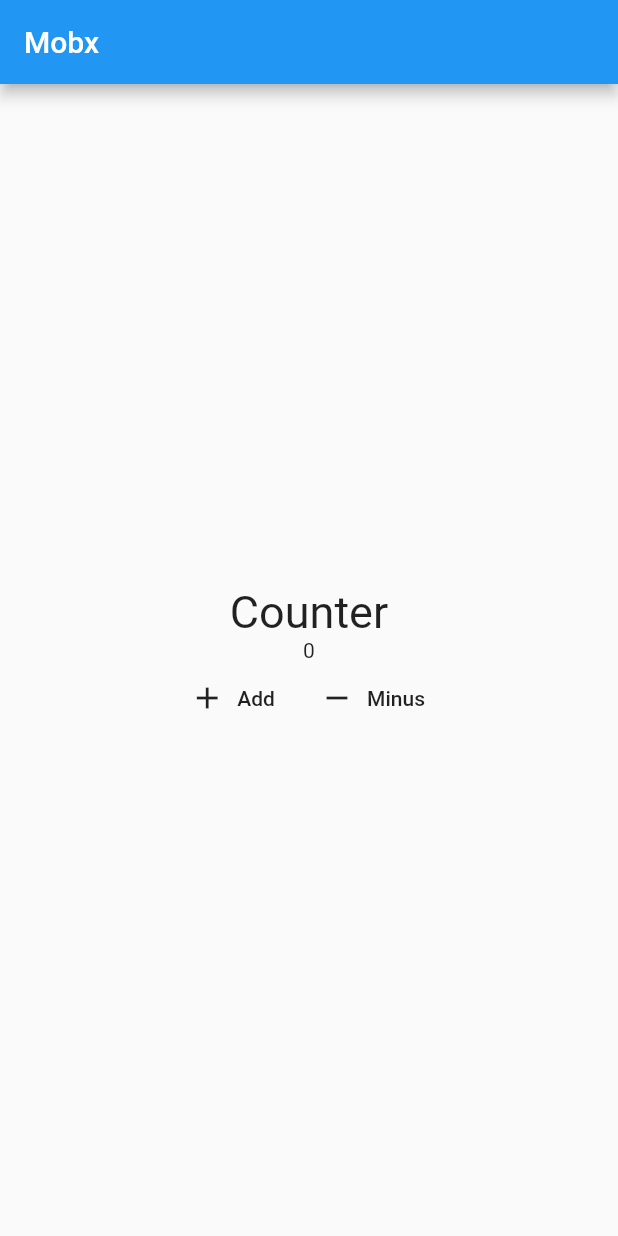
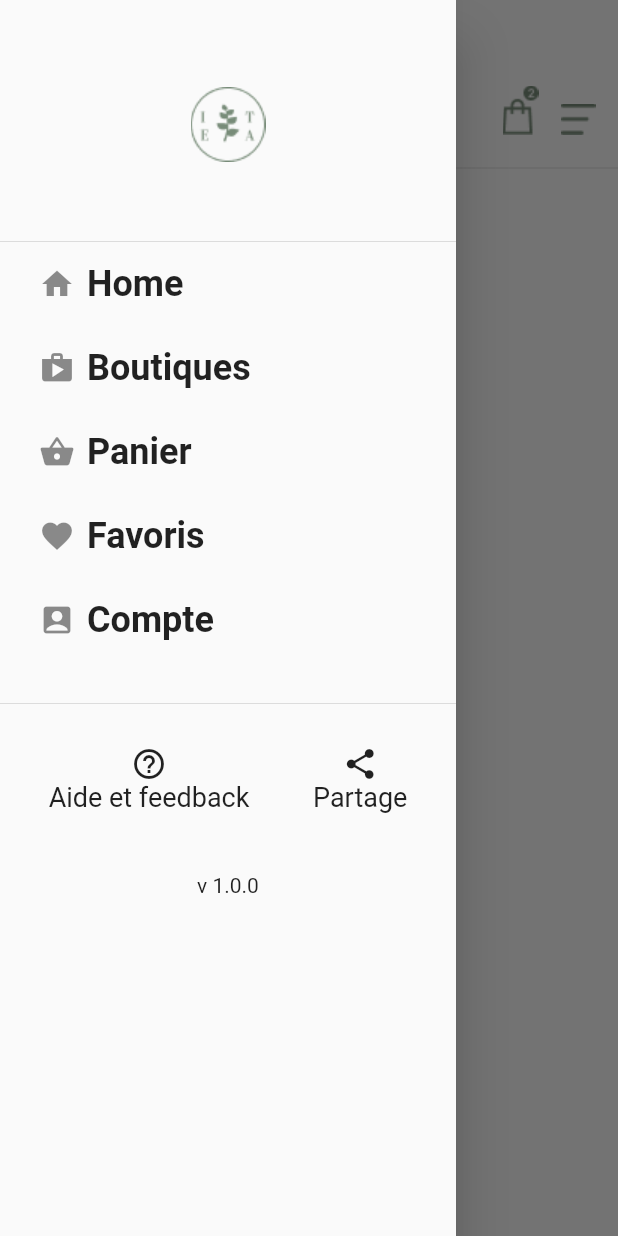
Before and after one commit to Unknow46/Ithea, a Flutter app: the screen it shows after launch, with the side drawer open (before the commit the screen has no drawer), on a phone screen of 412 x 824 dp. Run offline on Flutter 3.47's test engine with Material 2 defaults, Android fonts, the phone set to English and light mode, and no system bars; our stand-ins replace flutter_mobx, mobx; generated files the repository leaves out were written again.

Commit message:
:sparkles: adding app bar of the application with the drawer

```diff
--- a/lib/main.dart
+++ b/lib/main.dart
@@ -15,7 +15,6 @@ class MyApp extends StatelessWidget {
       title: 'Flutter Demo',
       theme: ThemeData(
         primarySwatch: Colors.blue,
-        visualDensity: VisualDensity.adaptivePlatformDensity,
       ),
       home: CounterPage(),
     );
--- a/lib/pages/counter_page.dart
+++ b/lib/pages/counter_page.dart
@@ -3,18 +3,19 @@ import 'dart:developer';
 import 'package:flutter/material.dart';
 import 'package:flutter_mobx/flutter_mobx.dart';
 import 'package:ithea/store/counter/counter.dart';
+import 'package:ithea/widgets/navigation_drawer.dart';
+import 'package:ithea/widgets/app_bar_ithea.dart';
 
 class CounterPage extends StatelessWidget {
   CounterPage({Key key}) : super(key: key);
-
   final Counter counter = Counter();
 
   @override
   Widget build(BuildContext context) {
-    return Scaffold(
-      appBar: AppBar(
-        title: const Text('Mobx'),
-      ),
+    return
+          Scaffold(
+          // appBar: const TopNavigation('Test'),
+              appBar:  const AppBarIthea('Test'),
               body: Center(
               child: Column(
               mainAxisAlignment: MainAxisAlignment.center,
@@ -42,8 +43,9 @@ class CounterPage extends StatelessWidget {
                   ],
                 )
               ],
+           )
           ),
-      ),
+              drawer: const NavigationDrawer(),
         );
   }
 }
--- /dev/null
+++ b/lib/widgets/app_bar_ithea.dart
@@ -0,0 +1,91 @@
+
+
+import 'package:flutter/material.dart';
+import 'package:flutter/widgets.dart';
+import 'package:ithea/widgets/text_style.dart';
+
+class AppBarIthea extends StatelessWidget implements PreferredSizeWidget {
+  const AppBarIthea(this.title, {Key key}):super(key:key);
+  final String title;
+
+  @override
+  Widget build(BuildContext context) {
+    return PreferredSize(
+      preferredSize: preferredSize,
+        child: Stack(
+          children: <Widget>[
+            Align(
+              child: Image.asset('assets/images/Logo.png'),
+            ),
+            Row(
+              children: <Widget>[
+                Padding(
+                  padding: const EdgeInsets.only(bottom:70),
+                  child: Align(
+                      alignment: Alignment.bottomLeft,
+                      child: GestureDetector(
+                          onTap: () {
+                             Navigator.pop(context);
+                          },
+                          child: const Icon(Icons.chevron_left)
+                      )
+                  ),
+                ),
+                const Padding(
+                  padding: EdgeInsets.only(bottom: 74),
+                  child: Align(
+                    alignment: Alignment.bottomLeft,
+                    child: CustomTextStyle('Retour', FontWeight.bold, 13)
+                  ),
+                ),
+              ],
+            ),
+            Padding(
+              padding: const EdgeInsets.only(left: 10, bottom: 20),
+              child: Align(
+                alignment: Alignment.bottomLeft,
+                child: CustomTextStyle(title, FontWeight.bold, 30),
+              ),
+            ),
+            Row(
+              mainAxisAlignment: MainAxisAlignment.end,
+              children: <Widget>[
+                Padding(
+                  padding: const EdgeInsets.only(top: 10 ,bottom: 30, right: 15),
+                  child:  Align(
+                    alignment: Alignment.bottomRight,
+                    child: GestureDetector(
+                      onTap: () {
+                        //TODO Navigation to shopping page
+                      },
+                      child: Image.asset('assets/images/panier.png'),
+                    ),
+                  ),
+                ),
+                Padding(
+                  padding: const EdgeInsets.only(top: 10 ,bottom: 30, right: 15),
+                  child:  Align(
+                    alignment: Alignment.bottomRight,
+                    child: GestureDetector(
+                      onTap: () {
+                        Scaffold.of(context).openDrawer();
+                      },
+                      child: Image.asset('assets/images/Hamburger.png'),
+                    ),
+                  ),
+                ),
+              ],
+            ),
+            const Padding(padding: EdgeInsets.only(top: 20),
+            child: Align(
+              alignment: Alignment.bottomCenter,
+              child: Divider(),
+              ),
+            ),
+          ],
+        ),
+    );
+  }
+  @override
+  Size get preferredSize => const Size.fromHeight(120);
+}
--- /dev/null
+++ b/lib/widgets/create_drawer_body.dart
@@ -0,0 +1,20 @@
+import 'package:flutter/material.dart';
+import 'package:flutter/widgets.dart';
+import 'package:ithea/widgets/text_style.dart';
+
+Widget createDrawerBodyItem(
+    {IconData icon, String text, GestureTapCallback onTap}) {
+  return ListTile(
+    title: Row(
+      children: <Widget>[
+        Icon(icon),
+        Padding(
+          padding: const EdgeInsets.only(left: 8),
+          child:
+          CustomTextStyle(text, FontWeight.bold, 24),
+        )
+      ],
+    ),
+    onTap: onTap,
+  );
+}
--- /dev/null
+++ b/lib/widgets/create_drawer_header.dart
@@ -0,0 +1,16 @@
+import 'package:flutter/material.dart';
+import 'package:flutter/widgets.dart';
+
+Widget createDrawerHeader() {
+  return DrawerHeader(
+      margin: EdgeInsets.zero,
+      padding: EdgeInsets.zero,
+      child: Stack(children: <Widget>[
+        Padding(
+            padding: const EdgeInsets.only(top:5),
+          child: Align(
+            child: Image.asset('assets/images/Logo.png'),
+          ),
+        ),
+      ]));
+}
--- /dev/null
+++ b/lib/widgets/navigation_drawer.dart
@@ -0,0 +1,114 @@
+import 'package:flutter/material.dart';
+import 'package:flutter/widgets.dart';
+import 'package:ithea/widgets/create_drawer_body.dart';
+import 'package:ithea/widgets/text_style.dart';
+import 'create_drawer_header.dart';
+
+class NavigationDrawer extends StatelessWidget {
+  const NavigationDrawer({Key key}):super(key:key);
+
+  @override
+  Widget build(BuildContext context) {
+    return Drawer(
+      child: ListView(
+        padding: EdgeInsets.zero,
+        children: <Widget>[
+          createDrawerHeader(),
+          Padding(
+            padding: const EdgeInsets.only(left: 10),
+            child: createDrawerBodyItem(
+                icon: Icons.home,
+                text: 'Home',
+              onTap: () {
+                  //TODO Navigation to home page
+              }
+            ),
+          ),
+          Padding(
+            padding: const EdgeInsets.only(left: 10),
+            child: createDrawerBodyItem(
+                icon: Icons.shop,
+                text: 'Boutiques',
+                onTap: () {
+                  //TODO Navigation to shopping page
+                }
+            ),
+          ),
+          Padding(
+            padding: const EdgeInsets.only(left: 10),
+            child: createDrawerBodyItem(
+                icon: Icons.shopping_basket,
+                text: 'Panier',
+                onTap: () {
+                  //TODO Navigation to basket page
+                }
+            ),
+          ),
+          Padding(
+            padding: const EdgeInsets.only(left: 10),
+            child: createDrawerBodyItem(
+                icon: Icons.favorite,
+                text: 'Favoris',
+                onTap: () {
+                  //TODO Navigation to favorite page
+                }
+            ),
+          ),
+          Padding(
+            padding: const EdgeInsets.only(left: 10),
+            child: createDrawerBodyItem(
+                icon: Icons.account_box,
+                text: 'Compte',
+                onTap: () {
+                  //TODO Navigation to account page
+                }
+            ),
+          ),
+          const Padding(padding: EdgeInsets.only(top:20)),
+          const Divider(),
+         Row(
+           mainAxisAlignment: MainAxisAlignment.spaceEvenly,
+           children: <Widget>[
+             Column(
+               children: const <Widget>[
+                Padding(padding: EdgeInsets.only(top: 20),
+                child:  Align(
+                  alignment: Alignment.bottomLeft,
+                  child: Icon(Icons.help_outline),
+                  )
+                ),
+                  Align(
+                       alignment: Alignment.bottomLeft,
+                       child: CustomTextStyle('Aide et feedback',
+                           FontWeight.normal, 18),
+                     ),
+               ],
+             ),
+             Column(
+               children: const <Widget>[
+                 Padding(padding: EdgeInsets.only(left: 10, top: 20),
+                     child:  Align(
+                       alignment: Alignment.bottomLeft,
+                       child: Icon(Icons.share),
+                     )
+                 ),
+                 Padding(padding: EdgeInsets.only(left: 10),
+                     child:  Align(
+                       alignment: Alignment.bottomLeft,
+                       child: CustomTextStyle('Partage', FontWeight.normal, 18),
+                     ),
+                 ),
+               ],
+             ),
+           ],
+         ),
+         const Padding(padding: EdgeInsets.only(top: 40),
+         child:  Align(
+           child: CustomTextStyle('v 1.0.0', FontWeight.normal, 14),
+         ),
+         )
+        ],
+      ),
+    );
+  }
+}
--- /dev/null
+++ b/lib/widgets/text_style.dart
@@ -0,0 +1,20 @@
+import 'package:flutter/widgets.dart';
+
+class CustomTextStyle extends StatelessWidget {
+  const CustomTextStyle(this.text, this._fontWeight,this._size, {Key key}):super(key:key);
+
+  final String text;
+  final FontWeight _fontWeight;
+  final double _size;
+
+  @override
+  Widget build(BuildContext context) {
+    return Text(
+      text, style: TextStyle(
+      fontWeight: _fontWeight,
+      fontSize: _size,
+      fontFamily: 'Roboto'
+      ),
+    );
+  }
+}
--- a/pubspec.yaml
+++ b/pubspec.yaml
@@ -51,8 +51,9 @@ flutter:
   uses-material-design: true
 
   # To add assets to your application, add an assets section, like this:
-  # assets:
-  #   - images/a_dot_burr.jpeg
+  assets:
+    - assets/images/
+    - assets/images/Logo.png
   #   - images/a_dot_ham.jpeg
 
   # An image asset can refer to one or more resolution-specific "variants", see
```
Also changed, not shown: assets/images/Hamburger.png (added), assets/images/Logo.png (added), assets/images/panier.png (added). Lines whose indentation alone changed are shown as unchanged.
